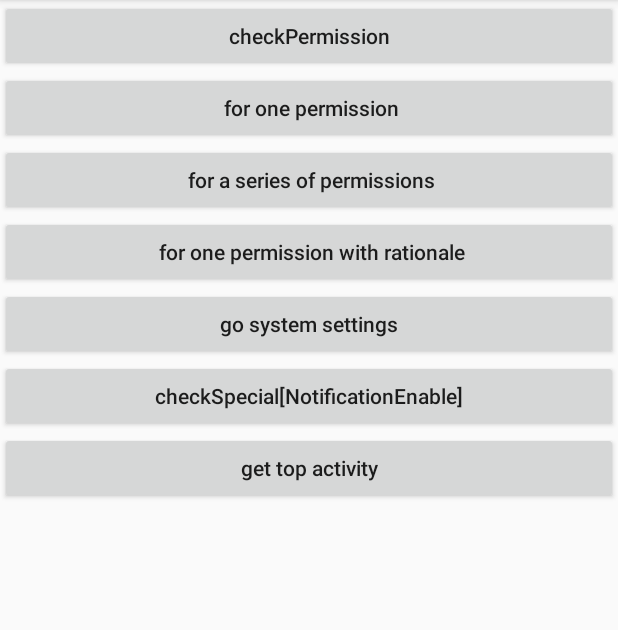
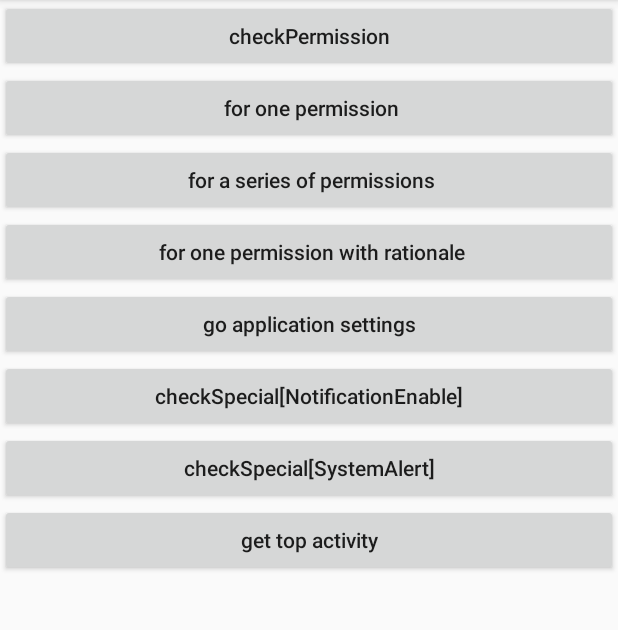
Before and after one commit to soulqw/SoulPermission, an Android app: the ApiGuideActivity screen opened directly, with no data from a screen before it, on a phone screen of 412 x 824 dp, the part 84-714 px from its top. Run offline under Robolectric (Android 15) with nearby library versions, the phone set to English and light mode, and no system bars.

Commit message:
[ADD]support check for system alert

```diff
--- a/sample/build.gradle
+++ b/sample/build.gradle
@@ -21,7 +21,7 @@ android {
 
 
 dependencies {
-//    implementation project(':soulpermission')
-    implementation 'com.qw:soulpermission:1.1.5'
+    implementation project(':soulpermission')
+//    implementation 'com.qw:soulpermission:1.1.4'
     implementation 'com.android.support:appcompat-v7:28.0.0'
 }
--- a/sample/src/main/AndroidManifest.xml
+++ b/sample/src/main/AndroidManifest.xml
@@ -3,12 +3,14 @@
           xmlns:tools="http://schemas.android.com/tools" package="com.qw.sample">
 
     <uses-permission android:name="android.permission.CALL_PHONE"/>
+    <uses-permission android:name="android.permission.READ_PHONE_STATE"/>
     <uses-permission android:name="android.permission.CAMERA"/>
     <uses-permission android:name="android.permission.READ_EXTERNAL_STORAGE"/>
     <uses-permission android:name="android.permission.WRITE_EXTERNAL_STORAGE"/>
     <uses-permission android:name="android.permission.ACCESS_FINE_LOCATION"/>
     <uses-permission android:name="android.permission.READ_CONTACTS"/>
     <uses-permission android:name="android.permission.WRITE_CONTACTS"/>
+    <uses-permission android:name="android.permission.SYSTEM_ALERT_WINDOW"/>
     <application
             android:name="com.qw.sample.SimpleApplication"
             android:allowBackup="true"
--- a/sample/src/main/res/layout/activity_api_guide.xml
+++ b/sample/src/main/res/layout/activity_api_guide.xml
@@ -39,11 +39,11 @@
                 android:text=" for one permission with rationale"/>
 
         <Button
-                android:onClick="goSystemSettings"
+                android:onClick="goApplicationSettings"
                 android:textAllCaps="false"
                 android:layout_width="match_parent"
                 android:layout_height="wrap_content"
-                android:text="go system settings"/>
+                android:text="go application settings"/>
 
         <Button
                 android:onClick="checkNotification"
@@ -51,6 +51,12 @@
                 android:layout_width="match_parent"
                 android:layout_height="wrap_content"
                 android:text="checkSpecial[NotificationEnable]"/>
+        <Button
+                android:onClick="checkSystemAlert"
+                android:textAllCaps="false"
+                android:layout_width="match_parent"
+                android:layout_height="wrap_content"
+                android:text="checkSpecial[SystemAlert]"/>
 
         <Button
                 android:onClick="getTopActivity"
--- a/soulpermission/src/main/java/com/qw/soul/permission/checker/AppOpsChecker.java
+++ b/soulpermission/src/main/java/com/qw/soul/permission/checker/AppOpsChecker.java
@@ -80,7 +80,7 @@ class AppOpsChecker implements PermissionChecker {
             Method method = AppOpsManager.class.getDeclaredMethod("checkOp", int.class, int.class, String.class);
             return 0 == (int) method.invoke(manager, op, Binder.getCallingUid(), context.getPackageName());
         } catch (Exception e) {
-            PermissionDebug.e(TAG, e.toString());
+            PermissionDebug.w(TAG, e.toString());
             e.printStackTrace();
         }
         return true;
```
Also changed, not shown: sample/src/main/java/com/qw/sample/ApiGuideActivity.java (+30 -5 lines), soulpermission/src/main/java/com/qw/soul/permission/bean/Special.java (+6 -1 lines), soulpermission/src/main/java/com/qw/soul/permission/checker/SpecialChecker.java (+13 -1 lines).
